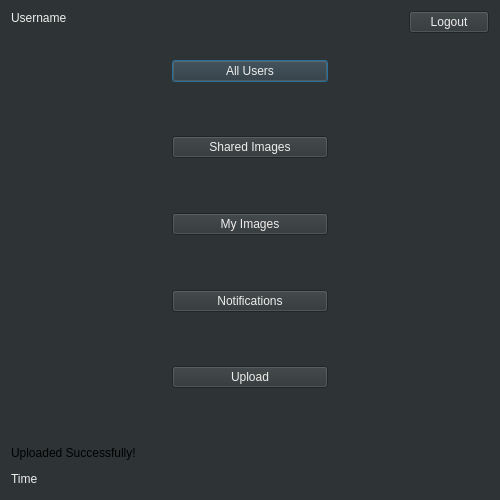
Qt form seconddialog.ui (hassan-kandil/DistImage) before a commit.
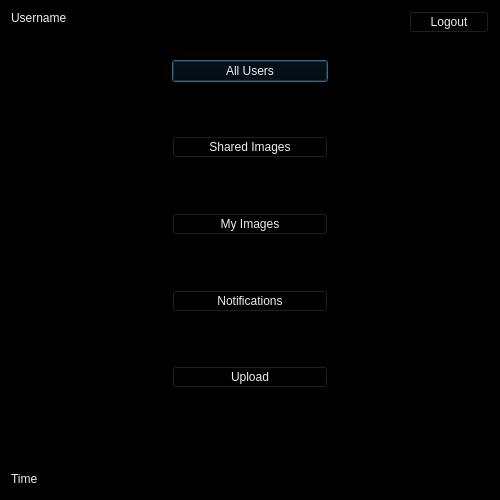
The same form after that commit.

```diff
--- a/seconddialog.ui
+++ b/seconddialog.ui
@@ -14,7 +14,7 @@
    <string>DistImage</string>
   </property>
   <property name="styleSheet">
-   <string notr="true">background-color: rgb(46, 52, 54)
+   <string notr="true">background-color: rgb(0,0,0)
 </string>
   </property>
   <layout class="QVBoxLayout" name="verticalLayout_4">
```
